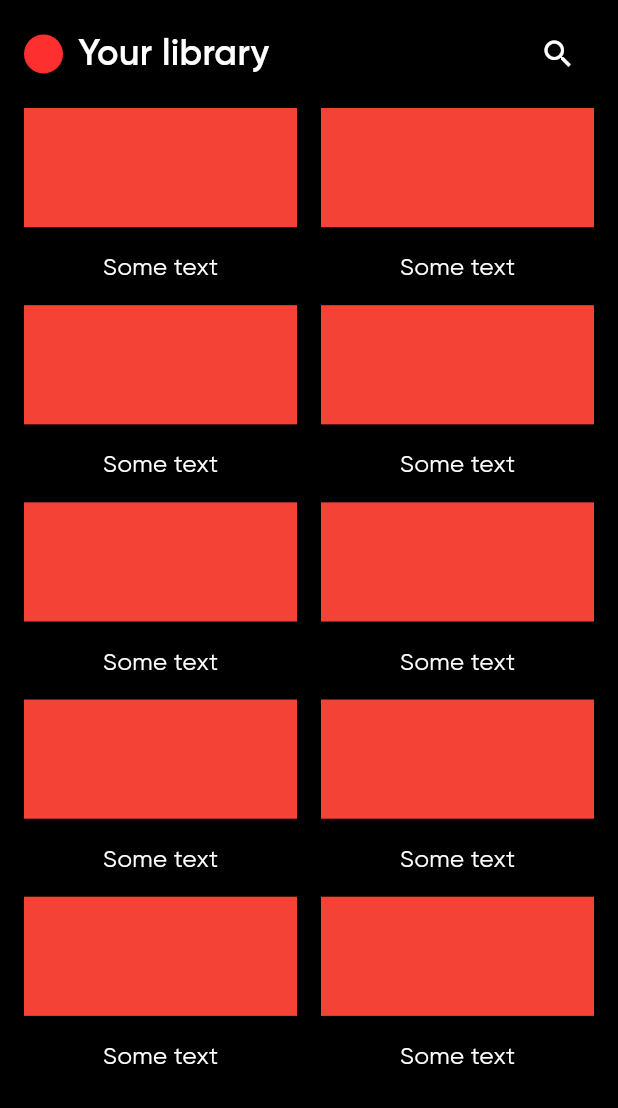
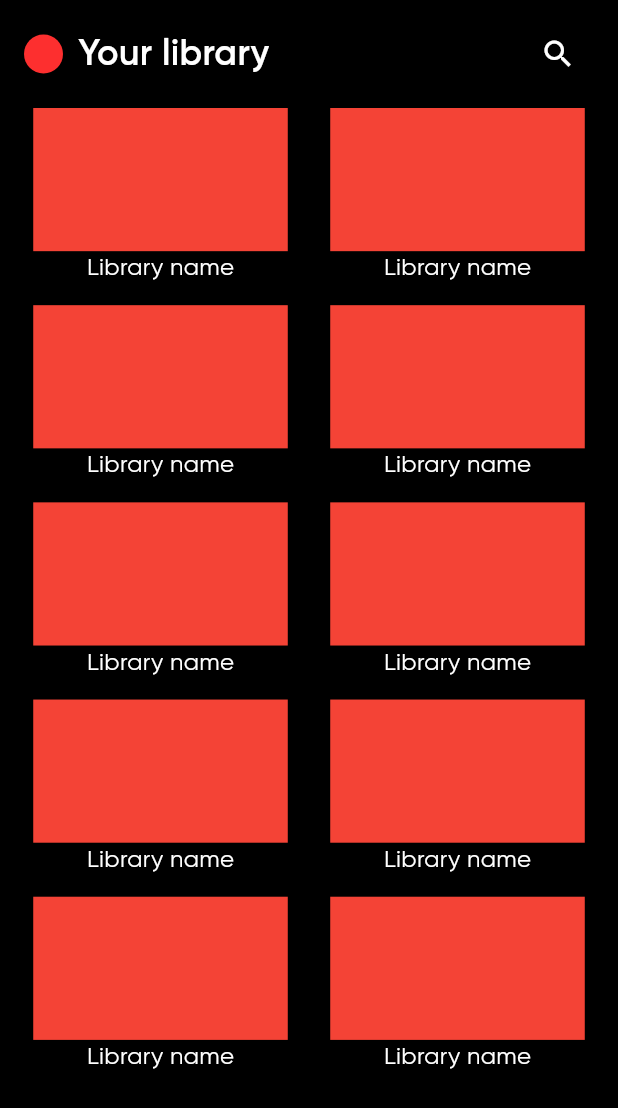
Before and after one commit to avdept/JellyBoxPlayer, a Flutter app: the LibraryPage screen opened by its route, on a phone screen of 412 x 824 dp. Shown: the top 1108 px of the screen. Run offline on Flutter 3.47's test engine with Material 2 defaults, Android fonts, the phone set to English and light mode, and no system bars; our stand-ins replace go_router, responsive_builder; project files that could hold a hidden picture were left out.

Commit message:
Fix Library page layout, implement Listen page layout

```diff
--- a/lib/src/presentation/pages/library_page.dart
+++ b/lib/src/presentation/pages/library_page.dart
@@ -44,14 +44,17 @@ class LibraryPage extends StatelessWidget {
                   crossAxisSpacing: isMobile ? 16 : (isTablet ? 34 : 24),
                   childAspectRatio: isTablet ? 370 / 255 : 358 / 233,
                 ),
-                itemBuilder: (context, index) => Column(
+                itemBuilder: (context, index) => const Column(
+                  mainAxisAlignment: MainAxisAlignment.spaceBetween,
                   children: [
                     Expanded(
-                      child: Container(color: Colors.red),
+                      child: AspectRatio(
+                        aspectRatio: 16 / 9,
+                        child: ColoredBox(color: Colors.red),
+                      ),
                     ),
-                    const SizedBox(height: 16),
-                    const Text(
-                      'Some text',
+                    Text(
+                      'Library name',
                       style: TextStyle(fontSize: 16),
                     ),
                   ],
```
Also changed, not shown: lib/src/app.dart (+10 -1 lines), lib/src/presentation/pages/listen_page.dart (+71 -2 lines).
